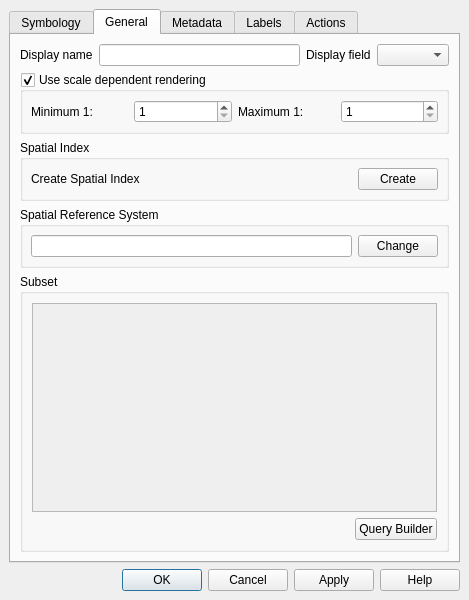
Before: the Qt Designer form src/ui/qgsvectorlayerpropertiesbase.ui in kadas-albireo/kadas-albireo, drawn with Qt 5.
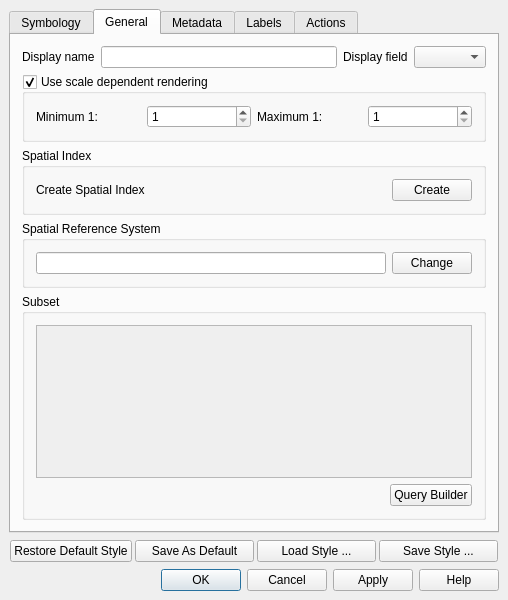
After: the same form once the commit is applied. The open tabs and pages were chosen to show the change. Icons and pictures are not drawn.

What changed in the file:
```diff
--- a/src/ui/qgsvectorlayerpropertiesbase.ui
+++ b/src/ui/qgsvectorlayerpropertiesbase.ui
@@ -5,7 +5,7 @@
    <rect>
     <x>0</x>
     <y>0</y>
-    <width>469</width>
+    <width>508</width>
     <height>600</height>
    </rect>
   </property>
@@ -31,16 +31,6 @@
    <property name="spacing" >
     <number>6</number>
    </property>
-   <item row="1" column="0" >
-    <widget class="QDialogButtonBox" name="buttonBox" >
-     <property name="orientation" >
-      <enum>Qt::Horizontal</enum>
-     </property>
-     <property name="standardButtons" >
-      <set>QDialogButtonBox::Apply|QDialogButtonBox::Cancel|QDialogButtonBox::Help|QDialogButtonBox::NoButton|QDialogButtonBox::Ok</set>
-     </property>
-    </widget>
-   </item>
    <item row="0" column="0" >
     <widget class="QTabWidget" name="tabWidget" >
      <property name="tabShape" >
@@ -137,7 +127,7 @@
       </attribute>
       <layout class="QGridLayout" >
        <property name="margin" >
-        <number>9</number>
+        <number>11</number>
        </property>
        <property name="spacing" >
         <number>6</number>
@@ -188,7 +178,7 @@
          </property>
          <layout class="QGridLayout" >
           <property name="margin" >
-           <number>8</number>
+           <number>11</number>
           </property>
           <property name="spacing" >
            <number>6</number>
@@ -249,7 +239,7 @@
          </property>
          <layout class="QGridLayout" >
           <property name="margin" >
-           <number>8</number>
+           <number>11</number>
           </property>
           <property name="spacing" >
            <number>6</number>
@@ -297,7 +287,7 @@
          </property>
          <layout class="QGridLayout" >
           <property name="margin" >
-           <number>8</number>
+           <number>11</number>
           </property>
           <property name="spacing" >
            <number>6</number>
@@ -326,7 +316,7 @@
          </property>
          <layout class="QGridLayout" >
           <property name="margin" >
-           <number>9</number>
+           <number>11</number>
           </property>
           <property name="spacing" >
            <number>6</number>
@@ -471,6 +461,54 @@
      </widget>
     </widget>
    </item>
+   <item row="1" column="0" >
+    <layout class="QHBoxLayout" >
+     <property name="margin" >
+      <number>1</number>
+     </property>
+     <property name="spacing" >
+      <number>3</number>
+     </property>
+     <item>
+      <widget class="QPushButton" name="pbnLoadDefaultStyle" >
+       <property name="text" >
+        <string>Restore Default Style</string>
+       </property>
+      </widget>
+     </item>
+     <item>
+      <widget class="QPushButton" name="pbnSaveDefaultStyle" >
+       <property name="text" >
+        <string>Save As Default</string>
+       </property>
+      </widget>
+     </item>
+     <item>
+      <widget class="QPushButton" name="pbnLoadStyle" >
+       <property name="text" >
+        <string>Load Style ...</string>
+       </property>
+      </widget>
+     </item>
+     <item>
+      <widget class="QPushButton" name="pbnSaveStyleAs" >
+       <property name="text" >
+        <string>Save Style ...</string>
+       </property>
+      </widget>
+     </item>
+    </layout>
+   </item>
+   <item row="3" column="0" >
+    <widget class="QDialogButtonBox" name="buttonBox" >
+     <property name="orientation" >
+      <enum>Qt::Horizontal</enum>
+     </property>
+     <property name="standardButtons" >
+      <set>QDialogButtonBox::Apply|QDialogButtonBox::Cancel|QDialogButtonBox::Help|QDialogButtonBox::NoButton|QDialogButtonBox::Ok</set>
+     </property>
+    </widget>
+   </item>
   </layout>
  </widget>
  <layoutdefault spacing="6" margin="11" />
```
Left out of the diff: 159 changed lines with no effect on the pictures.
